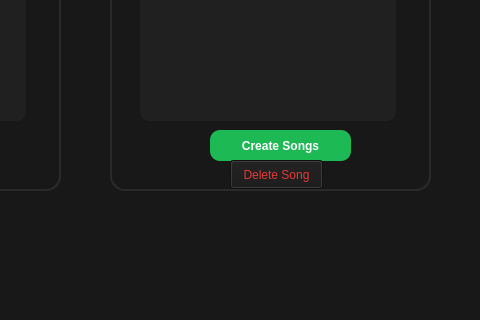
Old version of the form artistdashboard.ui in the repository sepehrmkh1386/Spotify; both pictures show x 320 to 800 and y 280 to 600 of the 800 by 600 pixel window.
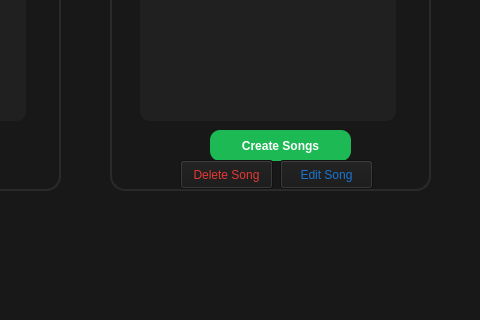
New version of the form.

Commit message: Implement song editing

The edit to the form file:
```diff
--- a/artistdashboard.ui
+++ b/artistdashboard.ui
@@ -209,7 +209,7 @@
     <widget class="QPushButton" name="deleteSongButton">
      <property name="geometry">
       <rect>
-       <x>120</x>
+       <x>70</x>
        <y>330</y>
        <width>93</width>
        <height>29</height>
@@ -222,6 +222,22 @@
       <string>Delete Song</string>
      </property>
     </widget>
+    <widget class="QPushButton" name="editSongButton">
+     <property name="geometry">
+      <rect>
+       <x>170</x>
+       <y>330</y>
+       <width>93</width>
+       <height>29</height>
+      </rect>
+     </property>
+     <property name="styleSheet">
+      <string notr="true">color : #1976D2;</string>
+     </property>
+     <property name="text">
+      <string>Edit Song</string>
+     </property>
+    </widget>
    </widget>
    <widget class="QPushButton" name="logoutButton">
     <property name="geometry">
```
The commit also changes 13 other files.
